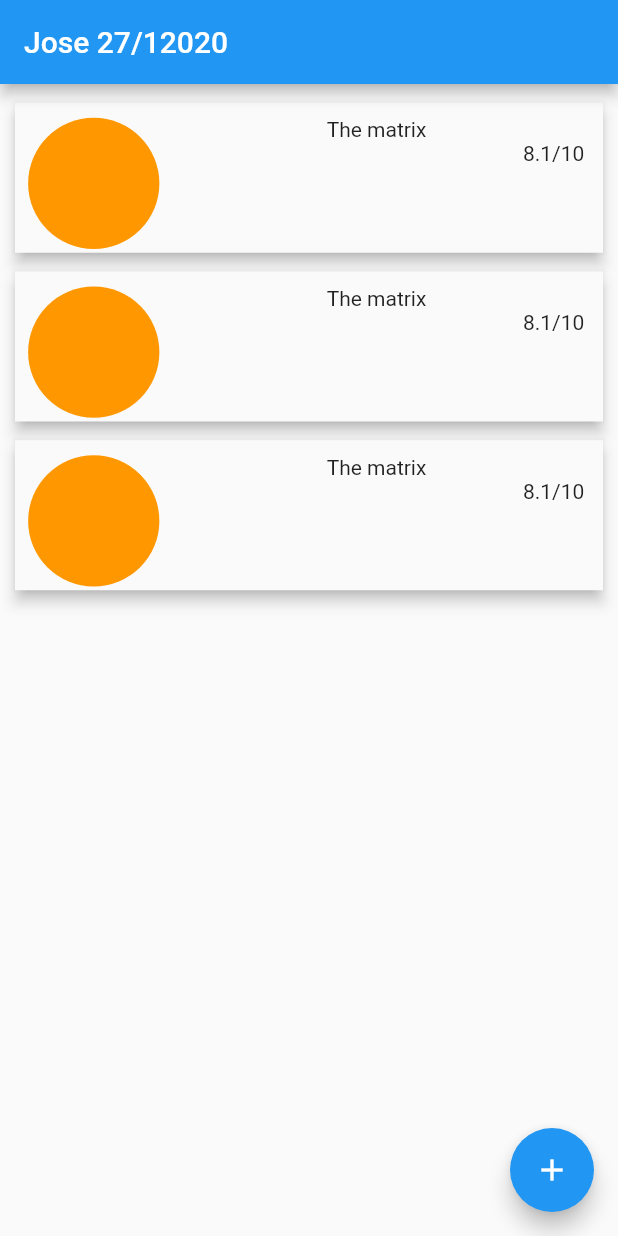
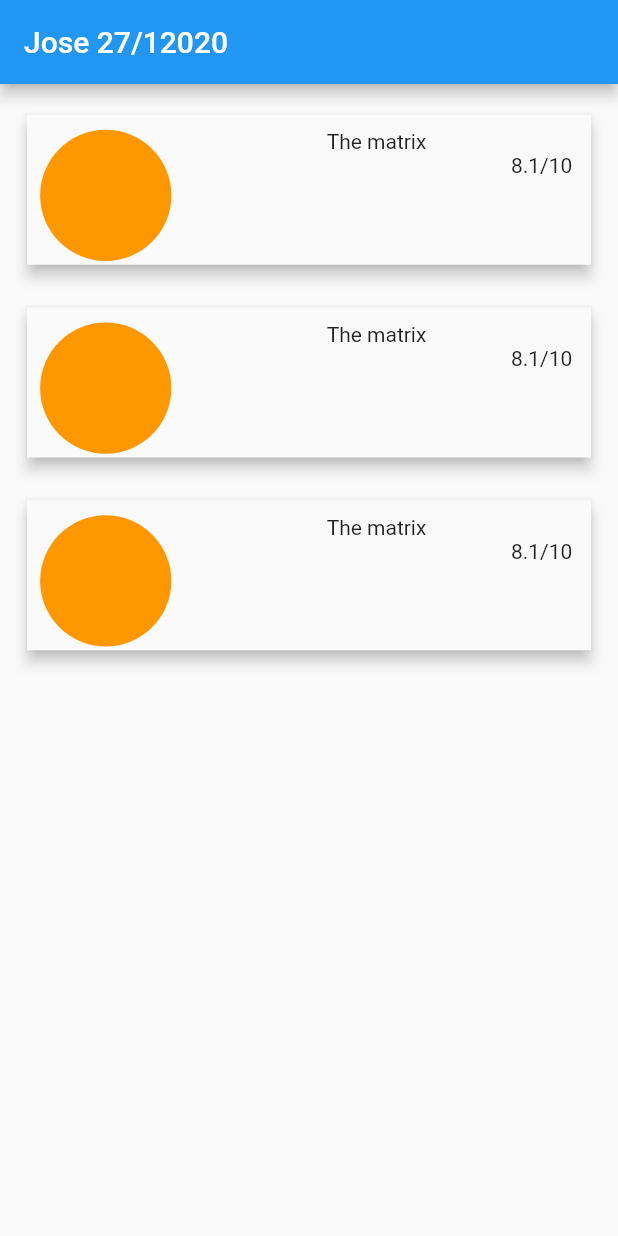
Before and after one commit to SotoArmando/app_moviedb, a Flutter app: the screen it shows after launch, on a phone screen of 412 x 824 dp. Run offline on Flutter 3.47's test engine with Material 2 defaults, Android fonts, the phone set to English and light mode, and no system bars.

Commit message:
Removed floating action buttons

```diff
--- a/themoviedb/lib/Homepage.dart
+++ b/themoviedb/lib/Homepage.dart
@@ -1,5 +1,7 @@
 import 'package:flutter/material.dart';
 import 'package:flutter/widgets.dart';
+import 'package:themoviedb/Moviedetailspage.dart';
+import 'package:themoviedb/convenientTransition.dart';
 
 class Homepage extends StatefulWidget {
   Homepage({Key? key}) : super(key: key);
@@ -19,6 +21,11 @@ class _HomepageState extends State<Homepage> {
             for (var i in [1, 2, 3])
               Container(
                   margin: EdgeInsets.only(bottom: 12.5),
+                  child: TextButton(
+                    onPressed: () {
+                      Navigator.of(context)
+                          .push(createRoute(const Moviedetailspage()));
+                    },
                     child: Material(
                       elevation: 4,
                       child: Container(
@@ -56,7 +63,7 @@ class _HomepageState extends State<Homepage> {
                         ),
                       ),
                     ),
-              )
+                  ))
           ],
         ),
       ),
--- a/themoviedb/lib/convenientTransition.dart
+++ b/themoviedb/lib/convenientTransition.dart
@@ -1,6 +1,6 @@
 import 'package:flutter/widgets.dart';
 
-Route _createRoute(Widget page) {
+Route createRoute(Widget page) {
   return PageRouteBuilder(
     pageBuilder: (context, animation, secondaryAnimation) => page,
     transitionsBuilder: (context, animation, secondaryAnimation, child) {
--- a/themoviedb/lib/main.dart
+++ b/themoviedb/lib/main.dart
@@ -41,14 +41,10 @@ class _MyHomePageState extends State<MyHomePage> {
   @override
   Widget build(BuildContext context) {
     return Scaffold(
-        appBar: AppBar(
-          title: Text(widget.title),
-        ),
-        body: Homepage(),
-        floatingActionButton: FloatingActionButton(
-          onPressed: _incrementCounter,
-          tooltip: 'Increment',
-          child: const Icon(Icons.add),
-        ));
+      appBar: AppBar(
+        title: Text(widget.title),
+      ),
+      body: Homepage(),
+    );
   }
 }
```
Also changed, not shown: themoviedb/lib/Moviedetailspage.dart (+7 -2 lines). Lines whose indentation alone changed are shown as unchanged.
